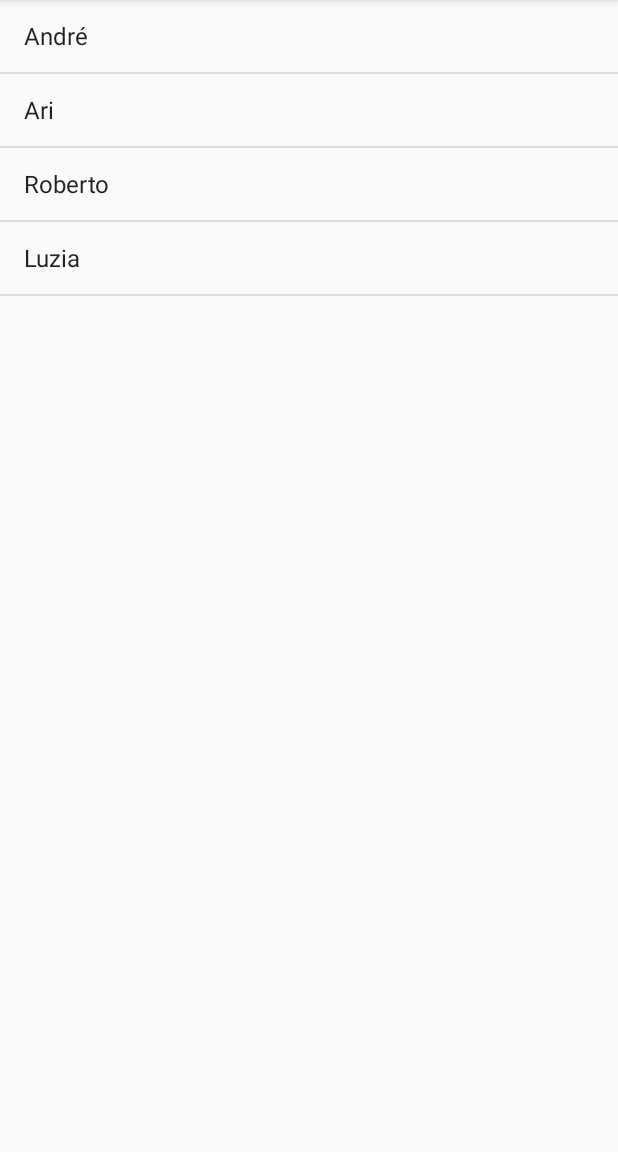
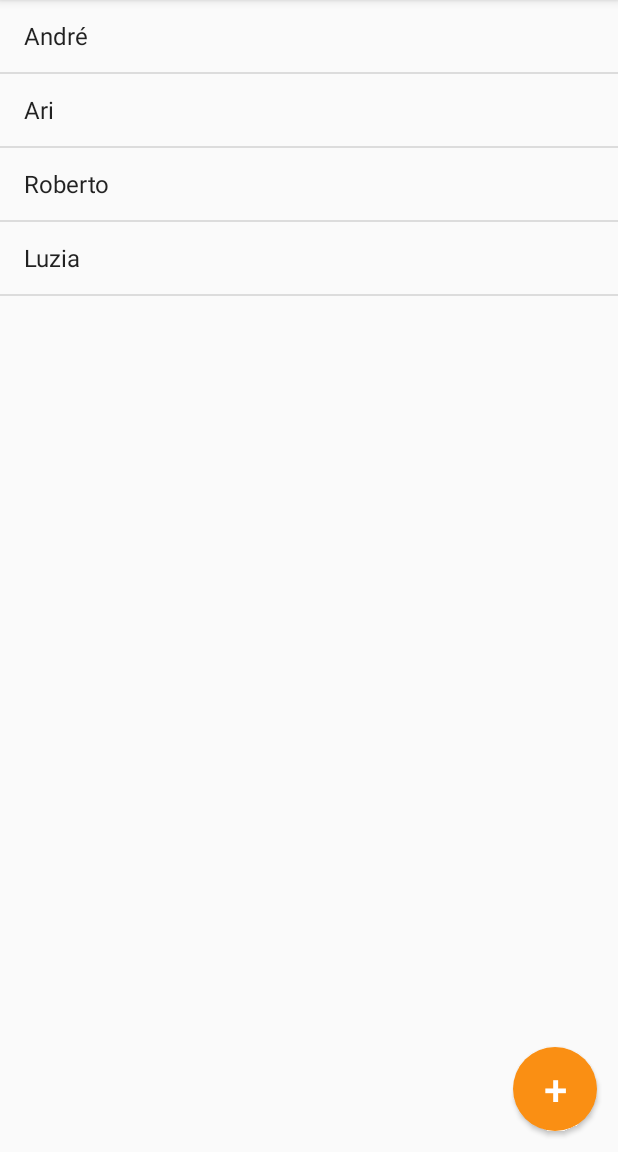
Before and after one commit to Alymago/Agenda, an Android app: the screen it shows after launch (MainActivity), on a phone screen of 412 x 824 dp, the part 84-1236 px from its top. Run offline under Robolectric (Android 15) with nearby library versions, the phone set to English and light mode, and no system bars.

Commit message:
Commit inicial

```diff
--- a/app/src/main/AndroidManifest.xml
+++ b/app/src/main/AndroidManifest.xml
@@ -16,6 +16,7 @@
                 <category android:name="android.intent.category.LAUNCHER" />
             </intent-filter>
         </activity>
+        <activity android:name=".ContatosActivity"></activity>
     </application>
 
 </manifest>
--- a/app/src/main/java/br/senac/agenda/agenda/MainActivity.java
+++ b/app/src/main/java/br/senac/agenda/agenda/MainActivity.java
@@ -1,8 +1,11 @@
 package br.senac.agenda.agenda;
 
+import android.content.Intent;
 import android.support.v7.app.AppCompatActivity;
 import android.os.Bundle;
+import android.view.View;
 import android.widget.ArrayAdapter;
+import android.widget.Button;
 import android.widget.ListView;
 
 public class MainActivity extends AppCompatActivity {
@@ -12,12 +15,22 @@ public class MainActivity extends AppCompatActivity {
         super.onCreate(savedInstanceState);
         setContentView(R.layout.activity_main);
 
-        ListView lista = findViewById(R.id.listaContatos);
+        ListView list = findViewById(R.id.listContactsListView);
 
-        String[] contatos = {"André", "Ari", "Roberto", "Luzia"};
+        String[] contacts = {"André", "Ari", "Roberto", "Luzia"};
 
-        ArrayAdapter<String> adapter = new ArrayAdapter<String>(this, android.R.layout.simple_list_item_1, contatos);
+        ArrayAdapter<String> adapter = new ArrayAdapter<String>(this, android.R.layout.simple_list_item_1, contacts);
 
-        lista.setAdapter(adapter);
+        list.setAdapter(adapter);
+
+        Button newContact = findViewById(R.id.newContactButton);
+
+        newContact.setOnClickListener(new View.OnClickListener() {
+            @Override
+            public void onClick(View v) {
+                Intent contact = new Intent(MainActivity.this, ContatosActivity.class);
+                startActivity(contact);
+            }
+        });
     }
 }
--- /dev/null
+++ b/app/src/main/res/drawable/floating_button.xml
@@ -0,0 +1,7 @@
+<?xml version="1.0" encoding="utf-8"?>
+<shape xmlns:android="http://schemas.android.com/apk/res/android"
+    android:shape="oval">
+    <solid android:color="#fa8f13" >
+
+    </solid>
+</shape>
--- a/app/src/main/res/layout/activity_main.xml
+++ b/app/src/main/res/layout/activity_main.xml
@@ -1,5 +1,5 @@
 <?xml version="1.0" encoding="utf-8"?>
-<LinearLayout xmlns:android="http://schemas.android.com/apk/res/android"
+<RelativeLayout xmlns:android="http://schemas.android.com/apk/res/android"
     xmlns:tools="http://schemas.android.com/tools"
     xmlns:app="http://schemas.android.com/apk/res-auto"
     android:layout_width="match_parent"
@@ -8,7 +8,22 @@
     android:orientation="vertical">
 
     <ListView
-        android:id="@+id/listaContatos"
+        android:id="@+id/listContactsListView"
         android:layout_width="match_parent"
         android:layout_height="match_parent"></ListView>
-</LinearLayout>
+
+    <Button
+        android:id="@+id/newContactButton"
+        android:layout_width="56dp"
+        android:layout_height="56dp"
+        android:layout_alignParentBottom="true"
+        android:layout_alignParentRight="true"
+        android:background="@drawable/floating_button"
+        android:layout_marginRight="14dp"
+        android:layout_marginBottom="14dp"
+        android:textColor="#fff"
+        android:textSize="28dp"
+        android:elevation="20dp"
+        android:text="+" />
+
+</RelativeLayout>
```
Also changed, not shown: app/src/main/java/br/senac/agenda/agenda/ContatosActivity.java (added, +41 -0 lines), app/src/main/res/layout/activity_contatos.xml (added, +42 -0 lines).
